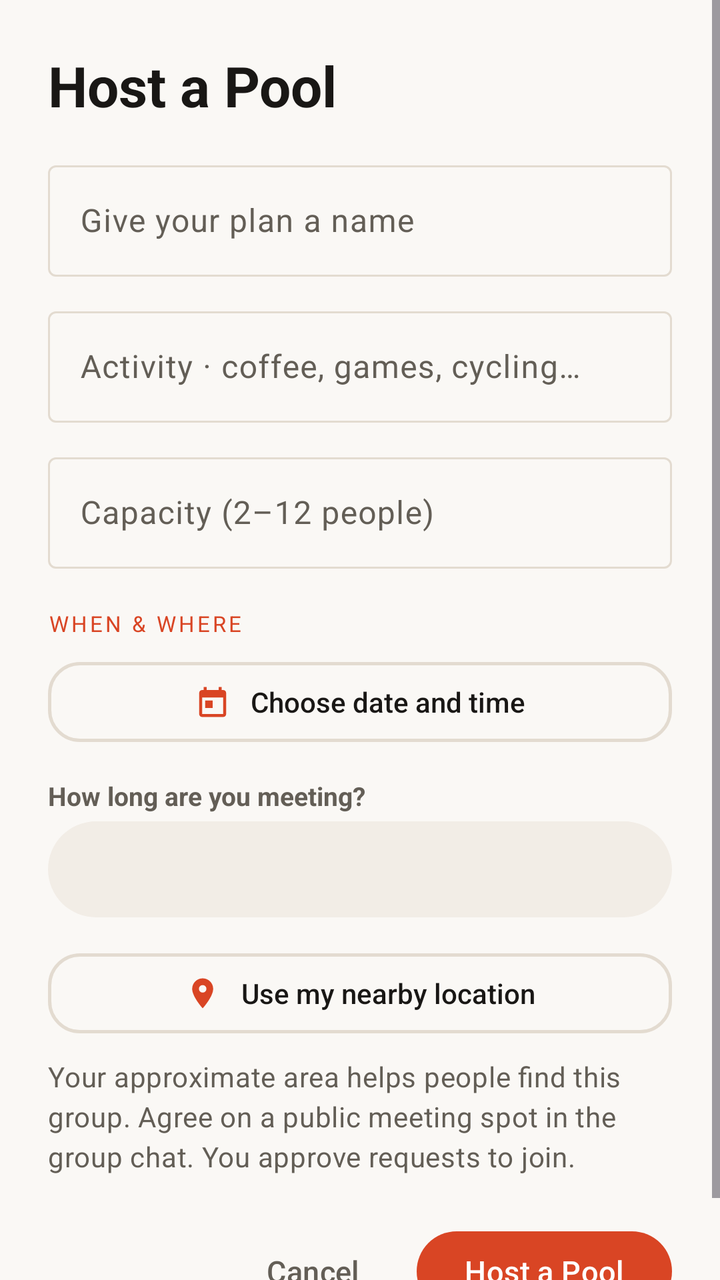
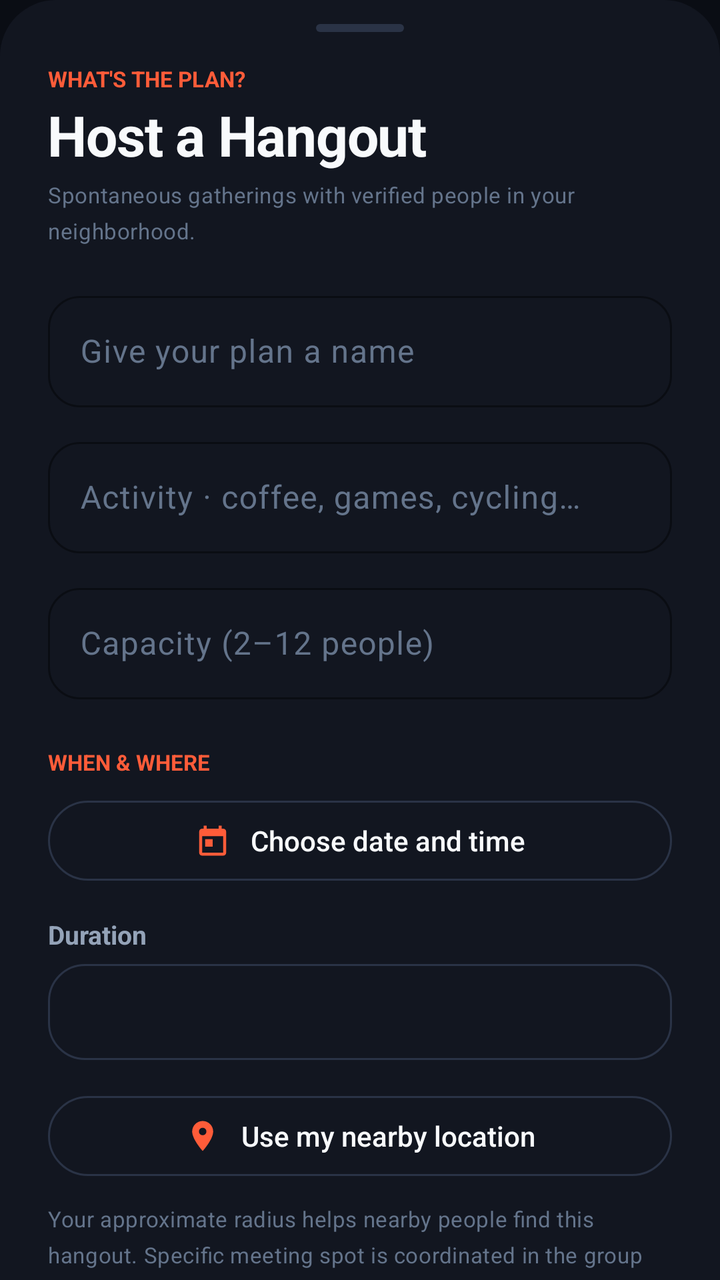

Two renders of the same Android screen: before a commit and after it. Below are the layout's source before the change and the commit's diff.
<!-- AndroidManifest.xml: application theme Theme.Romear -->
<!-- res/layout/dialog_create_pool.xml -->
<?xml version="1.0" encoding="utf-8"?>
<ScrollView xmlns:android="http://schemas.android.com/apk/res/android"
    xmlns:app="http://schemas.android.com/apk/res-auto"
    android:layout_width="match_parent"
    android:layout_height="wrap_content">

    <LinearLayout
        android:layout_width="match_parent"
        android:layout_height="wrap_content"
        android:orientation="vertical"
        android:padding="24dp">

        <TextView
            android:layout_width="match_parent"
            android:layout_height="wrap_content"
            android:text="@string/pool_create_title"
            android:textColor="@color/hello_text"
            android:textSize="28sp"
            android:textStyle="bold" />

        <com.google.android.material.textfield.TextInputLayout
            android:layout_width="match_parent"
            android:layout_height="wrap_content"
            android:layout_marginTop="16dp"
            android:hint="@string/pool_title_hint">

            <com.google.android.material.textfield.TextInputEditText
                android:id="@+id/poolTitleInput"
                android:layout_width="match_parent"
                android:layout_height="wrap_content"
                android:inputType="textCapSentences"
                android:maxLength="80" />
        </com.google.android.material.textfield.TextInputLayout>

        <com.google.android.material.textfield.TextInputLayout
            android:layout_width="match_parent"
            android:layout_height="wrap_content"
            android:layout_marginTop="12dp"
            android:hint="@string/pool_activity_hint">

            <com.google.android.material.textfield.TextInputEditText
                android:id="@+id/poolActivityInput"
                android:layout_width="match_parent"
                android:layout_height="wrap_content"
                android:inputType="textCapWords"
                android:maxLength="40" />
        </com.google.android.material.textfield.TextInputLayout>

        <com.google.android.material.textfield.TextInputLayout
            android:layout_width="match_parent"
            android:layout_height="wrap_content"
            android:layout_marginTop="12dp"
            android:hint="@string/pool_capacity_hint">

            <com.google.android.material.textfield.TextInputEditText
                android:id="@+id/poolCapacityInput"
                android:layout_width="match_parent"
                android:layout_height="wrap_content"
                android:inputType="number" />
        </com.google.android.material.textfield.TextInputLayout>

        <TextView
            android:layout_width="match_parent"
            android:layout_height="wrap_content"
            android:layout_marginTop="20dp"
            android:text="WHEN &amp; WHERE"
            android:textAppearance="@style/TextAppearance.Hello.Eyebrow" />

        <com.google.android.material.button.MaterialButton
            android:id="@+id/poolDateButton"
            style="@style/Widget.Hello.Button.Outlined"
            android:layout_width="match_parent"
            android:layout_height="wrap_content"
            android:layout_marginTop="8dp"
            android:minHeight="48dp"
            android:text="Choose date and time"
            app:cornerRadius="16dp"
            app:icon="@drawable/ic_calendar"
            app:iconGravity="textStart"
            app:iconPadding="10dp"
            app:iconTint="@color/hello_primary" />

        <TextView
            android:layout_width="match_parent"
            android:layout_height="wrap_content"
            android:layout_marginTop="14dp"
            android:labelFor="@id/poolDuration"
            android:text="How long are you meeting?"
            android:textColor="@color/hello_text_secondary"
            android:textSize="13sp"
            android:textStyle="bold" />

        <Spinner
            android:id="@+id/poolDuration"
            android:layout_width="match_parent"
            android:layout_height="48dp"
            android:layout_marginTop="4dp"
            android:background="@drawable/bg_composer"
            android:paddingHorizontal="12dp" />

        <com.google.android.material.button.MaterialButton
            android:id="@+id/poolLocationButton"
            style="@style/Widget.Hello.Button.Outlined"
            android:layout_width="match_parent"
            android:layout_height="wrap_content"
            android:layout_marginTop="14dp"
            android:minHeight="48dp"
            android:text="Use my nearby location"
            app:cornerRadius="16dp"
            app:icon="@drawable/ic_location"
            app:iconGravity="textStart"
            app:iconPadding="10dp"
            app:iconTint="@color/hello_primary" />

        <TextView
            android:layout_width="match_parent"
            android:layout_height="wrap_content"
            android:layout_marginTop="8dp"
            android:lineSpacingExtra="3dp"
            android:text="Your approximate area helps people find this group. Agree on a public meeting spot in the group chat. You approve requests to join."
            android:textAppearance="@style/TextAppearance.Hello.Caption" />

        <LinearLayout
            android:layout_width="match_parent"
            android:layout_height="wrap_content"
            android:layout_marginTop="24dp"
            android:gravity="end"
            android:orientation="horizontal">

            <com.google.android.material.button.MaterialButton
                android:id="@+id/cancelCreatePoolButton"
                style="@style/Widget.Material3.Button.TextButton"
                android:layout_width="wrap_content"
                android:layout_height="wrap_content"
                android:minHeight="48dp"
                android:text="@string/cancel"
                android:textColor="@color/hello_text_secondary" />

            <com.google.android.material.button.MaterialButton
                android:id="@+id/submitCreatePoolButton"
                style="@style/Widget.Hello.Button.Primary"
                android:layout_width="wrap_content"
                android:layout_height="wrap_content"
                android:layout_marginStart="8dp"
                android:minHeight="48dp"
                android:paddingHorizontal="24dp"
                android:text="@string/pools_host_button"
                app:cornerRadius="24dp" />
        </LinearLayout>
    </LinearLayout>
</ScrollView>
<!-- resources referenced by this layout -->
<resources>
  <color name="hello_primary">#D94524</color>
  <color name="hello_text">#191715</color>
  <color name="hello_text_secondary">#635E56</color>
  <!-- drawable bg_composer (drawable) -->
  <shape xmlns:android="http://schemas.android.com/apk/res/android"><solid android:color="@color/hello_surface_variant" /><corners android:radius="24dp" /></shape>
  <string name="pool_create_title">Host a Pool</string>
  <string name="pools_host_button">Host a Pool</string>
  <style name="TextAppearance.Hello.Caption" parent="TextAppearance.Material3.BodyMedium">
          <item name="android:textSize">14sp</item>
          <item name="android:textColor">@color/hello_text_secondary</item>
          <item name="android:lineHeight">20sp</item>
      </style>
  <style name="TextAppearance.Hello.Eyebrow" parent="TextAppearance.Material3.LabelMedium">
          <item name="android:textSize">11sp</item>
          <item name="android:letterSpacing">0.12</item>
          <item name="android:fontFamily">sans-serif-medium</item>
          <item name="android:textColor">@color/hello_primary</item>
      </style>
  <style name="Widget.Hello.Button.Outlined" parent="Widget.Material3.Button.OutlinedButton">
          <item name="android:minHeight">48dp</item>
          <item name="android:textSize">14sp</item>
          <item name="android:letterSpacing">0</item>
          <item name="android:fontFamily">sans-serif-medium</item>
          <item name="cornerRadius">22dp</item>
          <item name="strokeColor">@color/hello_outline</item>
          <item name="strokeWidth">1.5dp</item>
          <item name="android:textColor">@color/hello_text</item>
      </style>
  <color name="hello_surface_variant">#F2EDE6</color>
  <color name="hello_outline">#E3DBD0</color>
  <style name="Widget.Hello.Button" parent="Widget.Material3.Button">
          <item name="android:minHeight">@dimen/button_height</item>
          <item name="android:textSize">@dimen/body_type</item>
          <item name="android:letterSpacing">0.01</item>
          <item name="android:fontFamily">sans-serif-medium</item>
          <item name="cornerRadius">24dp</item>
          <item name="android:paddingHorizontal">20dp</item>
          <item name="elevation">0dp</item>
      </style>
  <style name="Base.Theme.Romear" parent="Theme.Material3.DayNight.NoActionBar">
          <item name="colorPrimary">@color/hello_primary</item>
          <item name="colorPrimaryContainer">@color/hello_primary_container</item>
          <item name="colorOnPrimaryContainer">@color/hello_on_primary_container</item>
          <item name="colorOnPrimary">@color/hello_on_primary</item>
          <item name="colorSecondary">@color/hello_success</item>
          <item name="colorSurface">@color/hello_surface</item>
          <item name="colorOnSurface">@color/hello_text</item>
          <item name="colorOnSurfaceVariant">@color/hello_text_secondary</item>
          <item name="colorSurfaceVariant">@color/hello_surface_variant</item>
          <item name="colorOutline">@color/hello_outline</item>
          <item name="colorError">@color/hello_error</item>
          <item name="android:colorBackground">@color/hello_background</item>
          <item name="android:fontFamily">sans-serif</item>
          <item name="android:windowLightStatusBar">true</item>
          <item name="bottomSheetDialogTheme">@style/ThemeOverlay.Hello.Sheet</item>
          <item name="materialButtonStyle">@style/Widget.Hello.Button</item>
      </style>
  <dimen name="button_height">52dp</dimen>
  <dimen name="body_type">15sp</dimen>
  <color name="hello_primary_container">#FFEAE3</color>
  <color name="hello_on_primary_container">#7F1F08</color>
  <color name="hello_success">#059669</color>
  <color name="hello_surface">#FFFFFF</color>
  <color name="hello_error">#DC2626</color>
  <color name="hello_background">#FAF8F5</color>
  <style name="Widget.Hello.Sheet" parent="Widget.Material3.BottomSheet.Modal">
          <item name="shapeAppearance">@style/ShapeAppearance.Hello.Sheet</item>
          <item name="backgroundTint">@color/hello_surface</item>
      </style>
  <style name="ShapeAppearance.Hello.Sheet" parent="ShapeAppearance.Material3.LargeComponent">
          <item name="cornerSizeTopLeft">24dp</item>
          <item name="cornerSizeTopRight">24dp</item>
      </style>
  <!-- unchanged entries left out for length: 10 -->
</resources>

<!-- the commit's change to res/layout/dialog_create_pool.xml (unified diff, before → after) -->
@@ -1,27 +1,52 @@
 <?xml version="1.0" encoding="utf-8"?>
-<ScrollView xmlns:android="http://schemas.android.com/apk/res/android"
+<androidx.core.widget.NestedScrollView xmlns:android="http://schemas.android.com/apk/res/android"
     xmlns:app="http://schemas.android.com/apk/res-auto"
     android:layout_width="match_parent"
-    android:layout_height="wrap_content">
+    android:layout_height="wrap_content"
+    android:background="@drawable/bg_sheet_rounded">
 
     <LinearLayout
         android:layout_width="match_parent"
         android:layout_height="wrap_content"
         android:orientation="vertical"
-        android:padding="24dp">
+        android:paddingHorizontal="24dp"
+        android:paddingTop="12dp"
+        android:paddingBottom="28dp">
+
+        
+        <View
+            android:layout_width="44dp"
+            android:layout_height="4dp"
+            android:layout_gravity="center_horizontal"
+            android:layout_marginBottom="16dp"
+            android:background="@drawable/bg_bottom_sheet_handle" />
+
+        <TextView
+            android:layout_width="wrap_content"
+            android:layout_height="wrap_content"
+            android:text="WHAT'S THE PLAN?"
+            android:textAppearance="@style/TextAppearance.Hello.Eyebrow" />
 
         <TextView
             android:layout_width="match_parent"
             android:layout_height="wrap_content"
-            android:text="@string/pool_create_title"
-            android:textColor="@color/hello_text"
-            android:textSize="28sp"
-            android:textStyle="bold" />
+            android:layout_marginTop="2dp"
+            android:text="Host a Hangout"
+            android:textAppearance="@style/TextAppearance.Hello.ScreenTitle" />
 
-        <com.google.android.material.textfield.TextInputLayout
+        <TextView
             android:layout_width="match_parent"
             android:layout_height="wrap_content"
-            android:layout_marginTop="16dp"
+            android:layout_marginTop="4dp"
+            android:text="Spontaneous gatherings with verified people in your neighborhood."
+            android:textAppearance="@style/TextAppearance.Hello.Caption" />
+
+        
+        <com.google.android.material.textfield.TextInputLayout
+            style="@style/Widget.Hello.TextInputLayout"
+            android:layout_width="match_parent"
+            android:layout_height="wrap_content"
+            android:layout_marginTop="20dp"
             android:hint="@string/pool_title_hint">
 
             <com.google.android.material.textfield.TextInputEditText
@@ -29,10 +54,13 @@
                 android:layout_width="match_parent"
                 android:layout_height="wrap_content"
                 android:inputType="textCapSentences"
-                android:maxLength="80" />
+                android:maxLength="80"
+                android:textColor="@color/white" />
         </com.google.android.material.textfield.TextInputLayout>
 
+        
         <com.google.android.material.textfield.TextInputLayout
+            style="@style/Widget.Hello.TextInputLayout"
             android:layout_width="match_parent"
             android:layout_height="wrap_content"
             android:layout_marginTop="12dp"
@@ -43,10 +71,13 @@
                 android:layout_width="match_parent"
                 android:layout_height="wrap_content"
                 android:inputType="textCapWords"
-                android:maxLength="40" />
+                android:maxLength="40"
+                android:textColor="@color/white" />
         </com.google.android.material.textfield.TextInputLayout>
 
+        
         <com.google.android.material.textfield.TextInputLayout
+            style="@style/Widget.Hello.TextInputLayout"
             android:layout_width="match_parent"
             android:layout_height="wrap_content"
             android:layout_marginTop="12dp"
@@ -56,13 +87,15 @@
                 android:id="@+id/poolCapacityInput"
                 android:layout_width="match_parent"
                 android:layout_height="wrap_content"
-                android:inputType="number" />
+                android:inputType="number"
+                android:textColor="@color/white" />
         </com.google.android.material.textfield.TextInputLayout>
 
+        
         <TextView
             android:layout_width="match_parent"
             android:layout_height="wrap_content"
-            android:layout_marginTop="20dp"
+            android:layout_marginTop="24dp"
             android:text="WHEN &amp; WHERE"
             android:textAppearance="@style/TextAppearance.Hello.Eyebrow" />
 
@@ -74,19 +107,19 @@
             android:layout_marginTop="8dp"
             android:minHeight="48dp"
             android:text="Choose date and time"
-            app:cornerRadius="16dp"
+            app:cornerRadius="999dp"
             app:icon="@drawable/ic_calendar"
             app:iconGravity="textStart"
             app:iconPadding="10dp"
-            app:iconTint="@color/hello_primary" />
+            app:iconTint="@color/primary_coral" />
 
         <TextView
             android:layout_width="match_parent"
             android:layout_height="wrap_content"
             android:layout_marginTop="14dp"
             android:labelFor="@id/poolDuration"
-            android:text="How long are you meeting?"
-            android:textColor="@color/hello_text_secondary"
+            android:text="Duration"
+            android:textColor="@color/text_secondary"
             android:textSize="13sp"
             android:textStyle="bold" />
 
@@ -94,9 +127,9 @@
             android:id="@+id/poolDuration"
             android:layout_width="match_parent"
             android:layout_height="48dp"
-            android:layout_marginTop="4dp"
-            android:background="@drawable/bg_composer"
-            android:paddingHorizontal="12dp" />
+            android:layout_marginTop="6dp"
+            android:background="@drawable/bg_phone_input_card"
+            android:paddingHorizontal="14dp" />
 
         <com.google.android.material.button.MaterialButton
             android:id="@+id/poolLocationButton"
@@ -106,25 +139,26 @@
             android:layout_marginTop="14dp"
             android:minHeight="48dp"
             android:text="Use my nearby location"
-            app:cornerRadius="16dp"
+            app:cornerRadius="999dp"
             app:icon="@drawable/ic_location"
             app:iconGravity="textStart"
             app:iconPadding="10dp"
-            app:iconTint="@color/hello_primary" />
+            app:iconTint="@color/primary_coral" />
 
         <TextView
             android:layout_width="match_parent"
             android:layout_height="wrap_content"
-            android:layout_marginTop="8dp"
+            android:layout_marginTop="10dp"
             android:lineSpacingExtra="3dp"
-            android:text="Your approximate area helps people find this group. Agree on a public meeting spot in the group chat. You approve requests to join."
+            android:text="Your approximate radius helps nearby people find this hangout. Specific meeting spot is coordinated in the group chat once approved."
             android:textAppearance="@style/TextAppearance.Hello.Caption" />
 
+        
         <LinearLayout
             android:layout_width="match_parent"
             android:layout_height="wrap_content"
-            android:layout_marginTop="24dp"
-            android:gravity="end"
+            android:layout_marginTop="28dp"
+            android:gravity="center_vertical"
             android:orientation="horizontal">
 
             <com.google.android.material.button.MaterialButton
@@ -134,18 +168,22 @@
                 android:layout_height="wrap_content"
                 android:minHeight="48dp"
                 android:text="@string/cancel"
-                android:textColor="@color/hello_text_secondary" />
+                android:textColor="@color/text_tertiary" />
 
             <com.google.android.material.button.MaterialButton
                 android:id="@+id/submitCreatePoolButton"
                 style="@style/Widget.Hello.Button.Primary"
-                android:layout_width="wrap_content"
-                android:layout_height="wrap_content"
-                android:layout_marginStart="8dp"
-                android:minHeight="48dp"
-                android:paddingHorizontal="24dp"
-                android:text="@string/pools_host_button"
-                app:cornerRadius="24dp" />
+                android:layout_width="0dp"
+                android:layout_height="52dp"
+                android:layout_marginStart="12dp"
+                android:layout_weight="1"
+                android:background="@drawable/bg_gradient_primary"
+                app:backgroundTint="@null"
+                android:text="Publish Hangout ⚡"
+                android:textColor="@color/white"
+                android:textSize="15sp"
+                android:textStyle="bold"
+                app:cornerRadius="999dp" />
         </LinearLayout>
     </LinearLayout>
-</ScrollView>
+</androidx.core.widget.NestedScrollView>
<!-- resource entries referenced after the edit -->
@@ -1,43 +1,121 @@
 <!-- resources referenced by this layout -->
 <resources>
-  <color name="hello_primary">#D94524</color>
-  <color name="hello_text">#191715</color>
-  <color name="hello_text_secondary">#635E56</color>
-  <!-- drawable bg_composer (drawable) -->
-  <shape xmlns:android="http://schemas.android.com/apk/res/android"><solid android:color="@color/hello_surface_variant" /><corners android:radius="24dp" /></shape>
-  <string name="pool_create_title">Host a Pool</string>
-  <string name="pools_host_button">Host a Pool</string>
+  <color name="primary_coral">#FF5C39</color>
+  <color name="text_secondary">#94A3B8</color>
+  <color name="text_tertiary">#64748B</color>
+  <color name="white">#FFFFFFFF</color>
+  <!-- drawable bg_bottom_sheet_handle (drawable) -->
+  <?xml version="1.0" encoding="utf-8"?>
+  <shape xmlns:android="http://schemas.android.com/apk/res/android"
+      android:shape="rectangle">
+      <solid android:color="@color/hello_outline" />
+      <corners android:radius="4dp" />
+  </shape>
+  <!-- drawable bg_gradient_primary (drawable) -->
+  <?xml version="1.0" encoding="utf-8"?>
+  <shape xmlns:android="http://schemas.android.com/apk/res/android"
+      android:shape="rectangle">
+      <gradient
+          android:angle="0"
+          android:startColor="@color/primary_coral"
+          android:endColor="@color/primary_coral_end"
+          android:type="linear" />
+      <corners android:radius="999dp" />
+  </shape>
+  <!-- drawable bg_phone_input_card (drawable) -->
+  <?xml version="1.0" encoding="utf-8"?>
+  <shape xmlns:android="http://schemas.android.com/apk/res/android"
+      android:shape="rectangle">
+      <solid android:color="@color/bg_surface_1" />
+      <corners android:radius="18dp" />
+      <stroke
+          android:width="1dp"
+          android:color="@color/border_subtle" />
+  </shape>
+  <!-- drawable bg_sheet_rounded (drawable) -->
+  <?xml version="1.0" encoding="utf-8"?>
+  <shape xmlns:android="http://schemas.android.com/apk/res/android"
+      android:shape="rectangle">
+      <solid android:color="@color/hello_surface" />
+      <corners
+          android:topLeftRadius="28dp"
+          android:topRightRadius="28dp"
+          android:bottomLeftRadius="0dp"
+          android:bottomRightRadius="0dp" />
+  </shape>
+  <color name="hello_primary">#FF5C39</color>
+  <color name="hello_text">#F8FAFC</color>
+  <color name="hello_text_secondary">#94A3B8</color>
+  <style name="TextAppearance.Hello.Hero" parent="TextAppearance.Material3.HeadlineLarge">
+          <item name="android:textSize">32sp</item>
+          <item name="android:fontFamily">sans-serif</item>
+          <item name="android:textStyle">bold</item>
+          <item name="android:letterSpacing">-0.02</item>
+          <item name="android:textColor">@color/text_primary</item>
+          <item name="android:lineHeight">38sp</item>
+      </style>
+  <color name="text_primary">#F8FAFC</color>
   <style name="TextAppearance.Hello.Caption" parent="TextAppearance.Material3.BodyMedium">
-          <item name="android:textSize">14sp</item>
-          <item name="android:textColor">@color/hello_text_secondary</item>
-          <item name="android:lineHeight">20sp</item>
+          <item name="android:textSize">11sp</item>
+          <item name="android:textColor">@color/text_tertiary</item>
+          <item name="android:lineHeight">18sp</item>
       </style>
   <style name="TextAppearance.Hello.Eyebrow" parent="TextAppearance.Material3.LabelMedium">
           <item name="android:textSize">11sp</item>
-          <item name="android:letterSpacing">0.12</item>
+          <item name="android:letterSpacing">0</item>
           <item name="android:fontFamily">sans-serif-medium</item>
-          <item name="android:textColor">@color/hello_primary</item>
+          <item name="android:textStyle">bold</item>
+          <item name="android:textColor">@color/primary_coral</item>
+      </style>
+  <style name="TextAppearance.Hello.ScreenTitle" parent="TextAppearance.Hello.Hero">
+          <item name="android:textSize">28sp</item>
+          <item name="android:fontFamily">sans-serif</item>
+          <item name="android:textStyle">bold</item>
+          <item name="android:letterSpacing">-0.015</item>
+          <item name="android:lineHeight">39sp</item>
+          <item name="android:textColor">@color/text_primary</item>
       </style>
   <style name="Widget.Hello.Button.Outlined" parent="Widget.Material3.Button.OutlinedButton">
           <item name="android:minHeight">48dp</item>
           <item name="android:textSize">14sp</item>
           <item name="android:letterSpacing">0</item>
           <item name="android:fontFamily">sans-serif-medium</item>
-          <item name="cornerRadius">22dp</item>
+          <item name="cornerRadius">999dp</item>
           <item name="strokeColor">@color/hello_outline</item>
-          <item name="strokeWidth">1.5dp</item>
+          <item name="strokeWidth">1dp</item>
           <item name="android:textColor">@color/hello_text</item>
       </style>
-  <color name="hello_surface_variant">#F2EDE6</color>
-  <color name="hello_outline">#E3DBD0</color>
+  <style name="Widget.Hello.TextInputLayout" parent="Widget.Material3.TextInputLayout.OutlinedBox">
+          <item name="boxBackgroundColor">@color/bg_surface_1</item>
+          <item name="boxStrokeColor">@color/border_subtle</item>
+          <item name="boxStrokeWidth">1dp</item>
+          <item name="boxStrokeWidthFocused">1.5dp</item>
+          <item name="boxCornerRadiusTopStart">16dp</item>
+          <item name="boxCornerRadiusTopEnd">16dp</item>
+          <item name="boxCornerRadiusBottomStart">16dp</item>
+          <item name="boxCornerRadiusBottomEnd">16dp</item>
+          <item name="hintTextColor">@color/text_tertiary</item>
+          <item name="android:textColorHint">@color/text_tertiary</item>
+      </style>
+  <color name="hello_surface_variant">#1A202C</color>
+  <color name="hello_outline">#2A3346</color>
+  <color name="primary_coral_end">#FF7854</color>
+  <color name="bg_surface_1">#121620</color>
+  <color name="border_subtle">#2A3346</color>
   <style name="Widget.Hello.Button" parent="Widget.Material3.Button">
-          <item name="android:minHeight">@dimen/button_height</item>
-          <item name="android:textSize">@dimen/body_type</item>
+          <item name="android:minHeight">56dp</item>
+          <item name="android:textSize">14sp</item>
           <item name="android:letterSpacing">0.01</item>
           <item name="android:fontFamily">sans-serif-medium</item>
-          <item name="cornerRadius">24dp</item>
-          <item name="android:paddingHorizontal">20dp</item>
+          <item name="cornerRadius">999dp</item>
+          <item name="android:paddingHorizontal">24dp</item>
           <item name="elevation">0dp</item>
+          <item name="android:insetTop">0dp</item>
+          <item name="android:insetBottom">0dp</item>
+          <item name="android:textAllCaps">false</item>
+          <item name="android:background">@drawable/bg_gradient_primary</item>
+          <item name="backgroundTint">@null</item>
+          <item name="android:textColor">@color/white</item>
       </style>
   <style name="Base.Theme.Romear" parent="Theme.Material3.DayNight.NoActionBar">
           <item name="colorPrimary">@color/hello_primary</item>
@@ -53,25 +131,24 @@
           <item name="colorError">@color/hello_error</item>
           <item name="android:colorBackground">@color/hello_background</item>
           <item name="android:fontFamily">sans-serif</item>
-          <item name="android:windowLightStatusBar">true</item>
+          <item name="android:windowLightStatusBar">false</item>
+          <item name="android:windowLightNavigationBar" tools:targetApi="o_mr1">false</item>
           <item name="bottomSheetDialogTheme">@style/ThemeOverlay.Hello.Sheet</item>
           <item name="materialButtonStyle">@style/Widget.Hello.Button</item>
       </style>
-  <dimen name="button_height">52dp</dimen>
-  <dimen name="body_type">15sp</dimen>
-  <color name="hello_primary_container">#FFEAE3</color>
-  <color name="hello_on_primary_container">#7F1F08</color>
-  <color name="hello_success">#059669</color>
-  <color name="hello_surface">#FFFFFF</color>
-  <color name="hello_error">#DC2626</color>
-  <color name="hello_background">#FAF8F5</color>
+  <color name="hello_primary_container">#242C3D</color>
+  <color name="hello_on_primary_container">#FF7854</color>
+  <color name="hello_success">#10B981</color>
+  <color name="hello_surface">#121620</color>
+  <color name="hello_error">#EF4444</color>
+  <color name="hello_background">#0A0D14</color>
   <style name="Widget.Hello.Sheet" parent="Widget.Material3.BottomSheet.Modal">
           <item name="shapeAppearance">@style/ShapeAppearance.Hello.Sheet</item>
-          <item name="backgroundTint">@color/hello_surface</item>
+          <item name="backgroundTint">@color/hello_surface_variant</item>
       </style>
   <style name="ShapeAppearance.Hello.Sheet" parent="ShapeAppearance.Material3.LargeComponent">
-          <item name="cornerSizeTopLeft">24dp</item>
-          <item name="cornerSizeTopRight">24dp</item>
+          <item name="cornerSizeTopLeft">28dp</item>
+          <item name="cornerSizeTopRight">28dp</item>
       </style>
   <!-- unchanged entries left out for length: 10 -->
 </resources>
